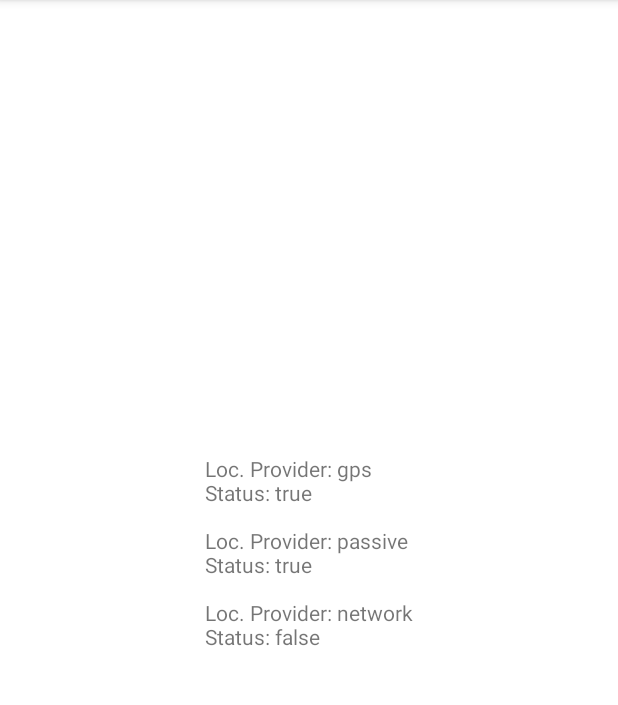
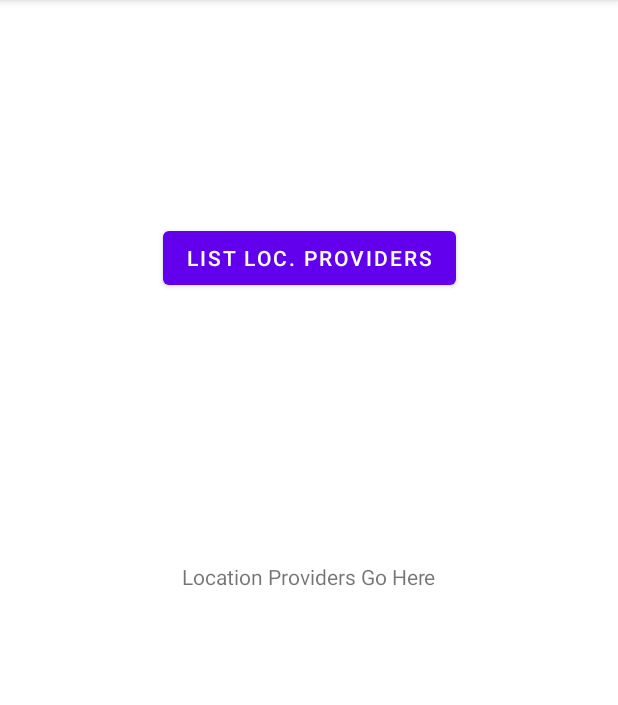
Before and after one commit to smlecture/LocProviderList, an Android app: the screen it shows after launch (LocProviderListActivity), on a phone screen of 412 x 824 dp, the part 84-789 px from its top. Run offline under Robolectric (Android 15) with nearby library versions, the phone set to English and light mode, and no system bars.

Commit message:
added button

```diff
--- a/app/src/main/java/com/androidapp/locproviderlist/LocProviderListActivity.java
+++ b/app/src/main/java/com/androidapp/locproviderlist/LocProviderListActivity.java
@@ -4,6 +4,8 @@ import androidx.appcompat.app.AppCompatActivity;
 
 import android.location.LocationManager;
 import android.os.Bundle;
+import android.view.View;
+import android.widget.Button;
 import android.widget.TextView;
 
 import java.util.List;
@@ -12,6 +14,7 @@ public class LocProviderListActivity extends AppCompatActivity {
     TextView mTextView;
     LocationManager lm;
     List<String> locProvList;
+    Button mButton;
 
     @Override
     protected void onCreate(Bundle savedInstanceState) {
@@ -19,6 +22,10 @@ public class LocProviderListActivity extends AppCompatActivity {
         setContentView(R.layout.activity_main);
 
         mTextView = findViewById(R.id.txtOutput);
+        mButton = findViewById(R.id.button);
+        mButton.setOnClickListener(new View.OnClickListener() {
+            @Override
+            public void onClick(View v) {
                 lm = (LocationManager) getSystemService(LOCATION_SERVICE);
 
                 locProvList = lm.getAllProviders();
@@ -30,4 +37,8 @@ public class LocProviderListActivity extends AppCompatActivity {
                 }
                 mTextView.setText(s);
             }
+        });
+
+
     }
+}
--- a/app/src/main/res/layout/activity_main.xml
+++ b/app/src/main/res/layout/activity_main.xml
@@ -16,4 +16,14 @@
         app:layout_constraintRight_toRightOf="parent"
         app:layout_constraintTop_toTopOf="parent" />
 
+    <Button
+        android:id="@+id/button"
+        android:layout_width="wrap_content"
+        android:layout_height="wrap_content"
+        android:layout_marginTop="148dp"
+        android:text="List loc. providers"
+        app:layout_constraintEnd_toEndOf="parent"
+        app:layout_constraintStart_toStartOf="parent"
+        app:layout_constraintTop_toTopOf="parent" />
+
 </androidx.constraintlayout.widget.ConstraintLayout>
```
Lines whose indentation alone changed are shown as unchanged.
